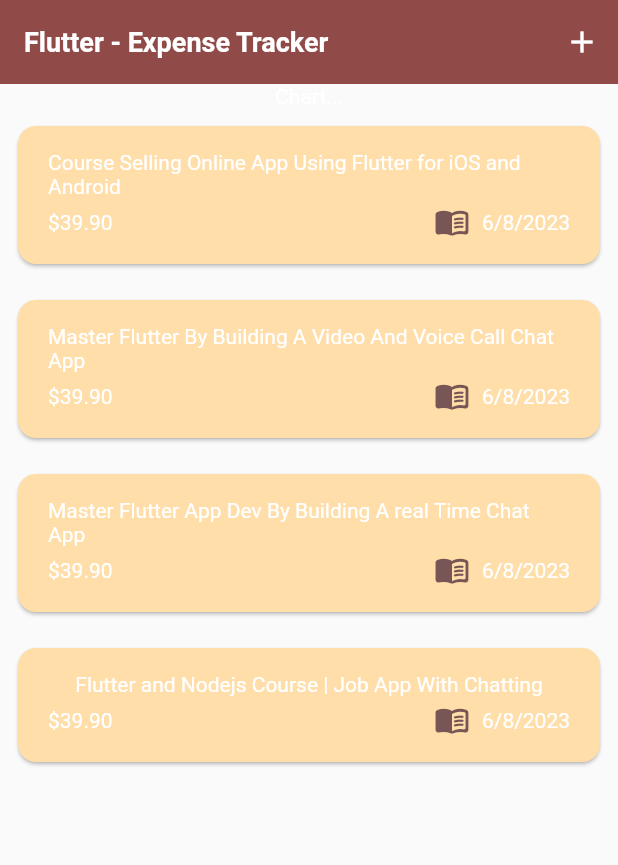
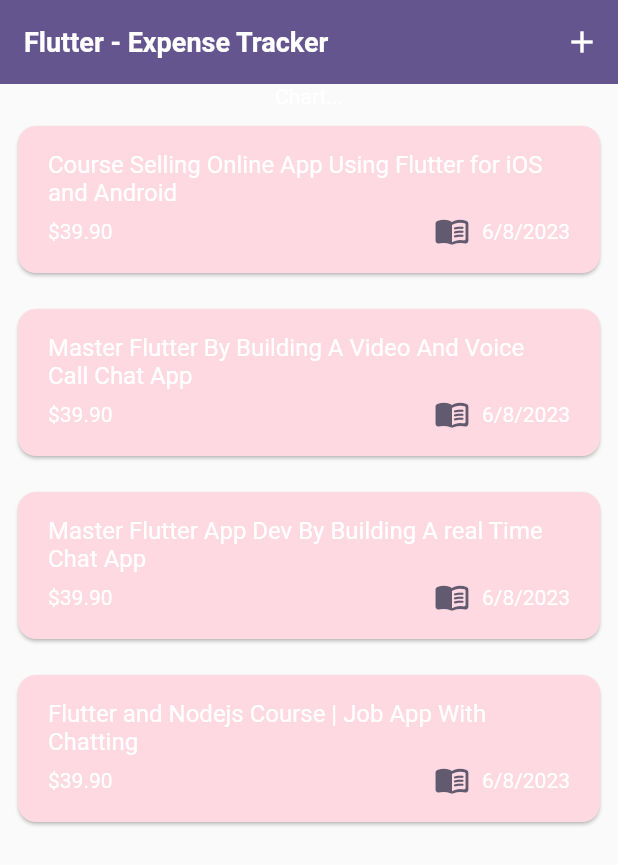
Before and after one commit to eacardenase/flutter-expense-tracker, a Flutter app: the screen it shows after launch, on a phone screen of 412 x 824 dp. Shown: the top 865 px of the screen. Run offline on Flutter 3.47's test engine with Material 2 defaults, Android fonts, the phone set to English and light mode, and no system bars.

Commit message:
feat: use default theme in child widgets

```diff
--- a/lib/widgets/expenses_list/expense_item.dart
+++ b/lib/widgets/expenses_list/expense_item.dart
@@ -22,6 +22,7 @@ class ExpenseItem extends StatelessWidget {
           children: [
             Text(
               expense.title,
+              style: Theme.of(context).textTheme.titleMedium,
             ),
             const SizedBox(
               height: 4,
--- a/lib/widgets/expenses_list/expenses_list.dart
+++ b/lib/widgets/expenses_list/expenses_list.dart
@@ -20,6 +20,13 @@ class ExpensesList extends StatelessWidget {
       itemCount: expenses.length,
       itemBuilder: (context, index) => Dismissible(
         key: ValueKey(expenses[index]),
+        background: Container(
+          margin: Theme.of(context).cardTheme.margin,
+          decoration: BoxDecoration(
+            borderRadius: BorderRadius.circular(10),
+            color: Theme.of(context).colorScheme.errorContainer,
+          ),
+        ),
         onDismissed: (direction) {
           onRemoveExpense(index, expenses[index]);
         },
```
Also changed, not shown: lib/main.dart (+7 -7 lines).
